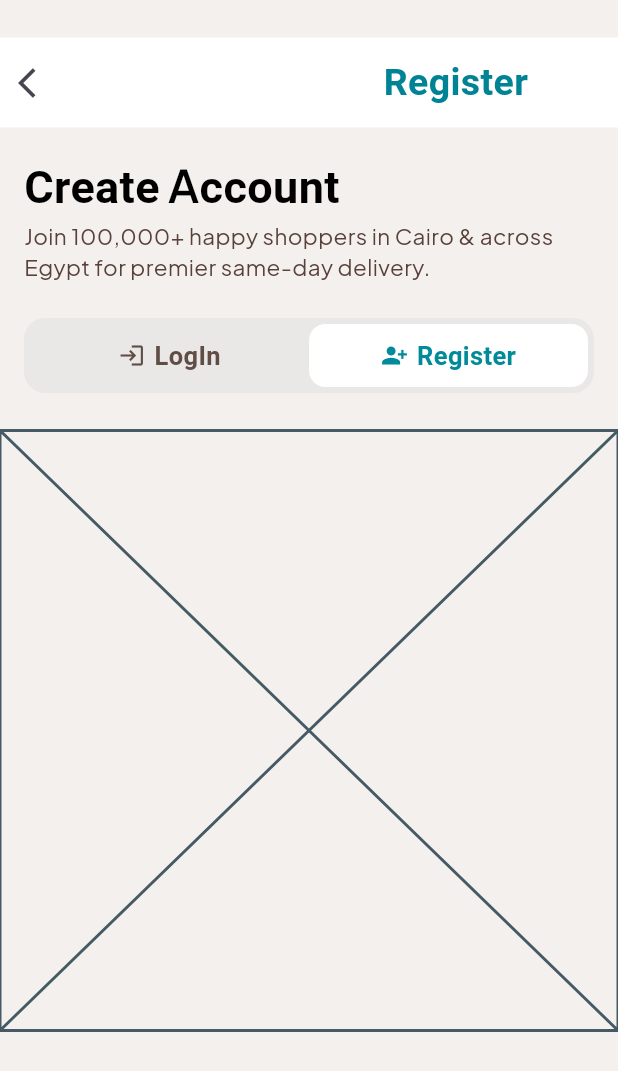
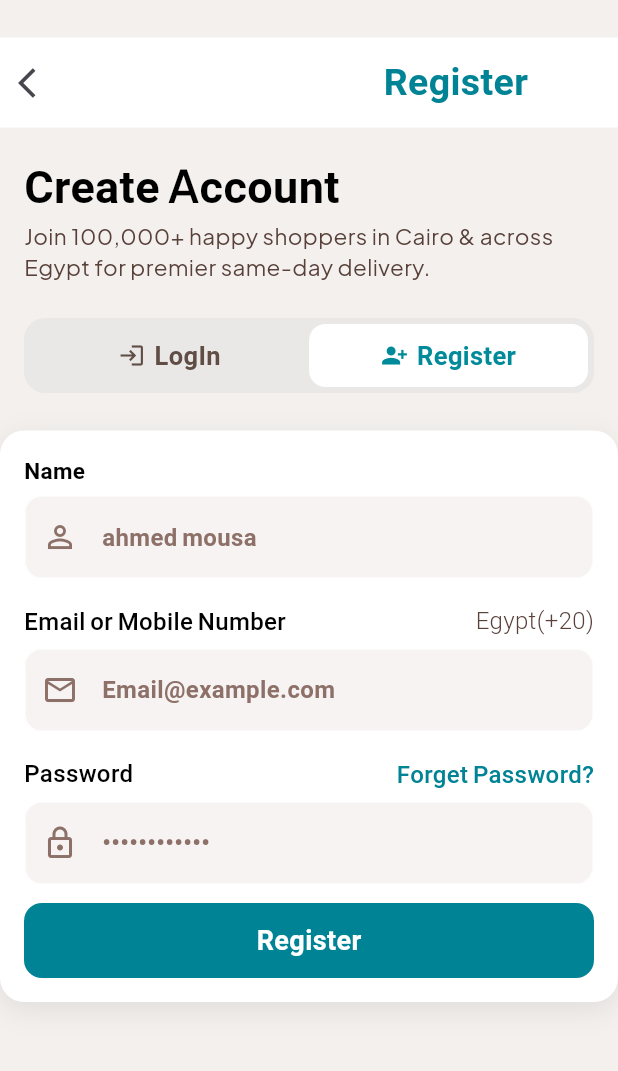
Before and after one commit to Ahmed-Mousa566/Indigo-e-commerce, a Flutter app: the screen it shows after launch, after a tap on "Register", on a phone screen of 412 x 824 dp. Shown: the top 1071 px of the screen. Run offline on Flutter 3.47's test engine with Material 3 defaults, Android fonts, the phone set to English and light mode, and no system bars; our stand-ins replace go_router, google_fonts; Roboto replaces fonts that are missing (Montserrat).

Commit message:
create register card

```diff
--- /dev/null
+++ b/lib/feature/Auth/presentation/views/widgets/name_lable.dart
@@ -0,0 +1,16 @@
+import 'package:e_commerce/core/utils/widgets/custm_text.dart';
+import 'package:flutter/material.dart';
+
+class NameLable extends StatelessWidget {
+  const NameLable({super.key});
+
+  @override
+  Widget build(BuildContext context) {
+    return const CustomText(
+      text: "Name",
+      color: Colors.black,
+      fontWeight: FontWeight.w600,
+      size: 15,
+    );
+  }
+}
--- a/lib/feature/Auth/presentation/views/widgets/register_form.dart
+++ b/lib/feature/Auth/presentation/views/widgets/register_form.dart
@@ -1,3 +1,8 @@
+import 'package:e_commerce/feature/Auth/presentation/views/widgets/custom_botttom.dart';
+import 'package:e_commerce/feature/Auth/presentation/views/widgets/emali_labal.dart';
+import 'package:e_commerce/feature/Auth/presentation/views/widgets/name_lable.dart';
+import 'package:e_commerce/feature/Auth/presentation/views/widgets/password_lable.dart';
+import 'package:e_commerce/feature/Auth/presentation/views/widgets/text_form_failed.dart';
 import 'package:flutter/material.dart';
 
 class RegisterForm extends StatelessWidget {
@@ -5,6 +10,63 @@ class RegisterForm extends StatelessWidget {
 
   @override
   Widget build(BuildContext context) {
-    return const Placeholder();
+    return  Container(
+      padding: const EdgeInsets.all(016),
+      decoration: BoxDecoration(
+        color: Colors.white,
+        borderRadius: BorderRadius.circular(16),
+        boxShadow: [
+          BoxShadow(
+            color: Colors.black.withValues(alpha: 0.08),
+            blurRadius: 15,
+            offset: const Offset(0, 5),
+          ),
+        ],
+      ),
+      child: const Column(
+        crossAxisAlignment: CrossAxisAlignment.start,
+        children: [
+          NameLable(),
+          SizedBox(height: 6),
+          TextFormFailed(
+            prefixIcon: Icon(
+              Icons.person_outline,
+              color: Color(0xff8D7168),
+            ),
+            hint: "ahmed mousa",
+            obscureText: false,
+          ),
+
+          SizedBox(height: 16),
+          EmailLable(),
+          SizedBox(height: 6),
+          TextFormFailed(
+            prefixIcon: Icon(
+              Icons.email_outlined,
+              color: Color(0xff8D7168),
+            ),
+            hint: "Email@example.com",
+            obscureText: false,
+          ),
+          SizedBox(height: 16),
+          PasswordLable(),
+          SizedBox(height: 6),
+          TextFormFailed(
+            prefixIcon: Icon(
+              Icons.lock_outlined,
+              color: Color(0xff8D7168),
+            ),
+            hint: "••••••••••••",
+            obscureText: true,
+          ),
+
+          SizedBox(height: 12),
+
+
+
+          Custombutton(text: "Register", ontap: null),
+        ],
+      ),
+    );
   }
 }
```
